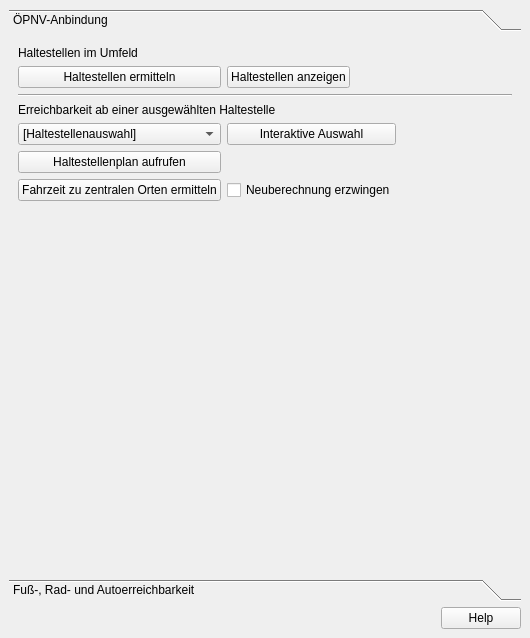
First picture: the form in projektcheck/pctools/ui/ProjektCheck_dockwidget_analysis_02-Err.ui, repository projektcheck/ProjektCheck-QGIS, before the edit.
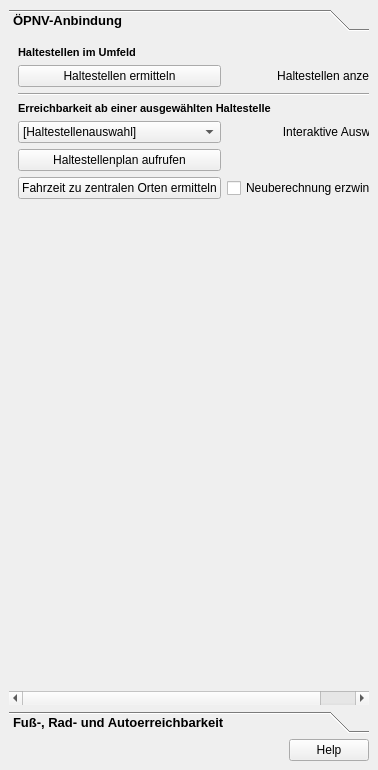
Second picture: the form after the edit. The open tabs and pages were chosen to show the change. Icons and pictures are not drawn.

Commit message: consistent design relating to headers, structure, button position etc...

```diff
--- a/projektcheck/pctools/ui/ProjektCheck_dockwidget_analysis_02-Err.ui
+++ b/projektcheck/pctools/ui/ProjektCheck_dockwidget_analysis_02-Err.ui
@@ -6,10 +6,21 @@
    <rect>
     <x>0</x>
     <y>0</y>
-    <width>530</width>
-    <height>638</height>
+    <width>378</width>
+    <height>770</height>
    </rect>
   </property>
+  <property name="styleSheet">
+   <string notr="true">QToolBox:tab {
+	font: bold 10pt ;
+    color: black;
+}
+QGroupBox::title {
+	font: bold italic 8pt ;
+    color: black;
+}
+</string>
+  </property>
   <property name="windowTitle">
    <string>Projekt-Check Analyse-Tools // Erreichbarkeit</string>
   </property>
@@ -25,22 +36,22 @@
         <rect>
          <x>0</x>
          <y>0</y>
-         <width>464</width>
-         <height>515</height>
+         <width>366</width>
+         <height>630</height>
         </rect>
        </property>
        <attribute name="label">
         <string>ÖPNV-Anbindung</string>
        </attribute>
        <layout class="QGridLayout" name="gridLayout">
-        <item row="2" column="0" colspan="4">
+        <item row="8" column="0" colspan="4">
          <widget class="Line" name="line">
           <property name="orientation">
            <enum>Qt::Horizontal</enum>
           </property>
          </widget>
         </item>
-        <item row="1" column="0">
+        <item row="2" column="0">
          <widget class="QPushButton" name="pushButton_3">
           <property name="sizePolicy">
            <sizepolicy hsizetype="Minimum" vsizetype="Fixed">
@@ -53,7 +64,7 @@
           </property>
          </widget>
         </item>
-        <item row="4" column="0">
+        <item row="10" column="0">
          <widget class="QComboBox" name="ovstop_combo">
           <item>
            <property name="text">
@@ -62,64 +73,24 @@
           </item>
          </widget>
         </item>
-        <item row="9" column="0">
-         <spacer name="verticalSpacer_3">
-          <property name="orientation">
-           <enum>Qt::Vertical</enum>
-          </property>
-          <property name="sizeType">
-           <enum>QSizePolicy::Expanding</enum>
-          </property>
-          <property name="sizeHint" stdset="0">
-           <size>
-            <width>20</width>
-            <height>40</height>
-           </size>
-          </property>
-         </spacer>
-        </item>
-        <item row="3" column="0" colspan="2">
-         <widget class="QLabel" name="label_6">
-          <property name="text">
-           <string>Erreichbarkeit ab einer ausgewählten Haltestelle</string>
-          </property>
-         </widget>
-        </item>
-        <item row="4" column="1">
-         <widget class="QPushButton" name="pushButton">
-          <property name="text">
-           <string>Interaktive Auswahl</string>
-          </property>
-         </widget>
-        </item>
-        <item row="7" column="1">
-         <widget class="QCheckBox" name="checkBox_7">
-          <property name="text">
-           <string>Neuberechnung erzwingen</string>
-          </property>
-         </widget>
-        </item>
-        <item row="6" column="0">
-         <widget class="QPushButton" name="pushButton_5">
-          <property name="sizePolicy">
-           <sizepolicy hsizetype="Minimum" vsizetype="Fixed">
-            <horstretch>0</horstretch>
-            <verstretch>0</verstretch>
-           </sizepolicy>
-          </property>
-          <property name="text">
-           <string>Haltestellenplan aufrufen</string>
-          </property>
-         </widget>
-        </item>
         <item row="0" column="0" colspan="2">
          <widget class="QLabel" name="label_2">
+          <property name="font">
+           <font>
+            <pointsize>8</pointsize>
+            <weight>75</weight>
+            <italic>false</italic>
+            <bold>true</bold>
+            <underline>false</underline>
+            <strikeout>false</strikeout>
+           </font>
+          </property>
           <property name="text">
            <string>Haltestellen im Umfeld</string>
           </property>
          </widget>
         </item>
-        <item row="7" column="0">
+        <item row="13" column="0">
          <widget class="QPushButton" name="pushButton_9">
           <property name="sizePolicy">
            <sizepolicy hsizetype="Fixed" vsizetype="Fixed">
@@ -135,7 +106,69 @@
           </property>
          </widget>
         </item>
-        <item row="1" column="1">
+        <item row="15" column="0">
+         <spacer name="verticalSpacer_3">
+          <property name="orientation">
+           <enum>Qt::Vertical</enum>
+          </property>
+          <property name="sizeType">
+           <enum>QSizePolicy::Expanding</enum>
+          </property>
+          <property name="sizeHint" stdset="0">
+           <size>
+            <width>20</width>
+            <height>40</height>
+           </size>
+          </property>
+         </spacer>
+        </item>
+        <item row="12" column="0">
+         <widget class="QPushButton" name="pushButton_5">
+          <property name="sizePolicy">
+           <sizepolicy hsizetype="Minimum" vsizetype="Fixed">
+            <horstretch>0</horstretch>
+            <verstretch>0</verstretch>
+           </sizepolicy>
+          </property>
+          <property name="text">
+           <string>Haltestellenplan aufrufen</string>
+          </property>
+         </widget>
+        </item>
+        <item row="10" column="2">
+         <widget class="QPushButton" name="pushButton">
+          <property name="layoutDirection">
+           <enum>Qt::RightToLeft</enum>
+          </property>
+          <property name="text">
+           <string>Interaktive Auswahl</string>
+          </property>
+          <property name="icon">
+           <iconset>
+            <normaloff>../../images/edit.png</normaloff>../../images/edit.png</iconset>
+          </property>
+          <property name="checkable">
+           <bool>true</bool>
+          </property>
+          <property name="flat">
+           <bool>true</bool>
+          </property>
+         </widget>
+        </item>
+        <item row="2" column="1">
+         <spacer name="horizontalSpacer">
+          <property name="orientation">
+           <enum>Qt::Horizontal</enum>
+          </property>
+          <property name="sizeHint" stdset="0">
+           <size>
+            <width>40</width>
+            <height>20</height>
+           </size>
+          </property>
+         </spacer>
+        </item>
+        <item row="2" column="2">
          <widget class="QPushButton" name="pushButton_4">
           <property name="sizePolicy">
            <sizepolicy hsizetype="Fixed" vsizetype="Fixed">
@@ -143,9 +176,48 @@
             <verstretch>0</verstretch>
            </sizepolicy>
           </property>
+          <property name="layoutDirection">
+           <enum>Qt::RightToLeft</enum>
+          </property>
           <property name="text">
            <string>Haltestellen anzeigen</string>
           </property>
+          <property name="icon">
+           <iconset>
+            <normaloff>../../images/181112_Icons_toggle_visibility_off.png</normaloff>
+            <normalon>../../images/181112_Icons_toggle_visibility_on.png</normalon>
+            <disabledon>../../images/181112_Icons_toggle_visibility_on.png</disabledon>../../images/181112_Icons_toggle_visibility_off.png</iconset>
+          </property>
+          <property name="checkable">
+           <bool>true</bool>
+          </property>
+          <property name="flat">
+           <bool>true</bool>
+          </property>
+         </widget>
+        </item>
+        <item row="13" column="1" colspan="2">
+         <widget class="QCheckBox" name="checkBox_7">
+          <property name="text">
+           <string>Neuberechnung erzwingen</string>
+          </property>
+         </widget>
+        </item>
+        <item row="9" column="0" colspan="3">
+         <widget class="QLabel" name="label_6">
+          <property name="font">
+           <font>
+            <pointsize>8</pointsize>
+            <weight>75</weight>
+            <italic>false</italic>
+            <bold>true</bold>
+            <underline>false</underline>
+            <strikeout>false</strikeout>
+           </font>
+          </property>
+          <property name="text">
+           <string>Erreichbarkeit ab einer ausgewählten Haltestelle</string>
+          </property>
          </widget>
         </item>
        </layout>
```
Left out of the diff: 20 changed lines with no effect on the pictures. The commit also changes 7 other files.
